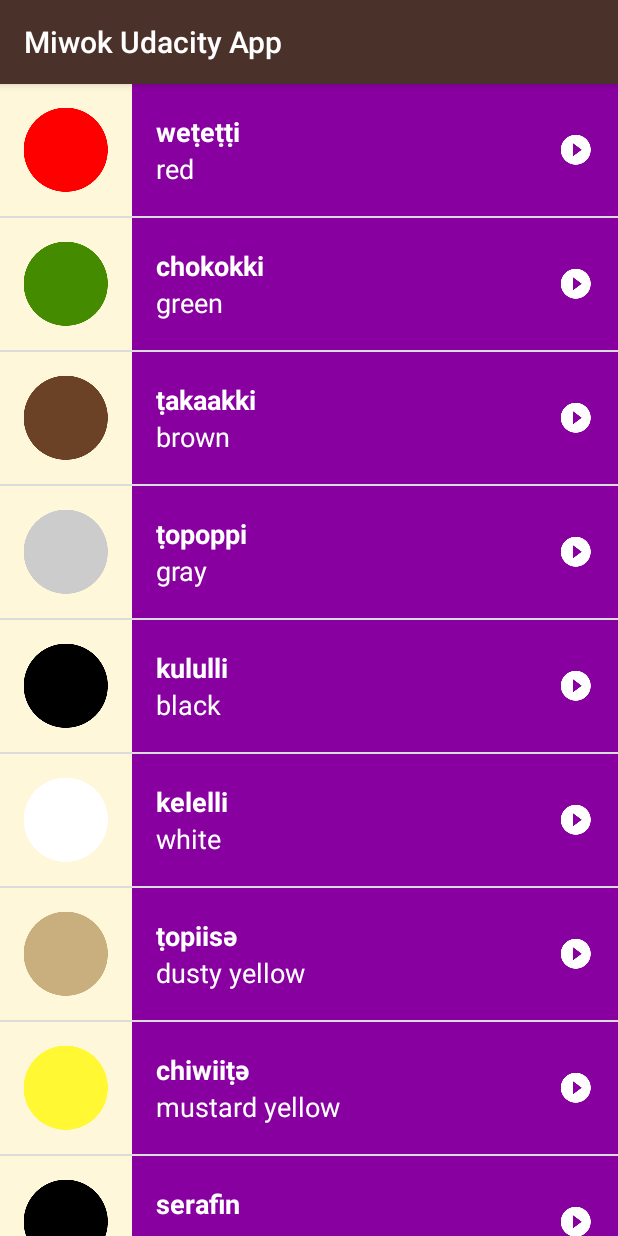
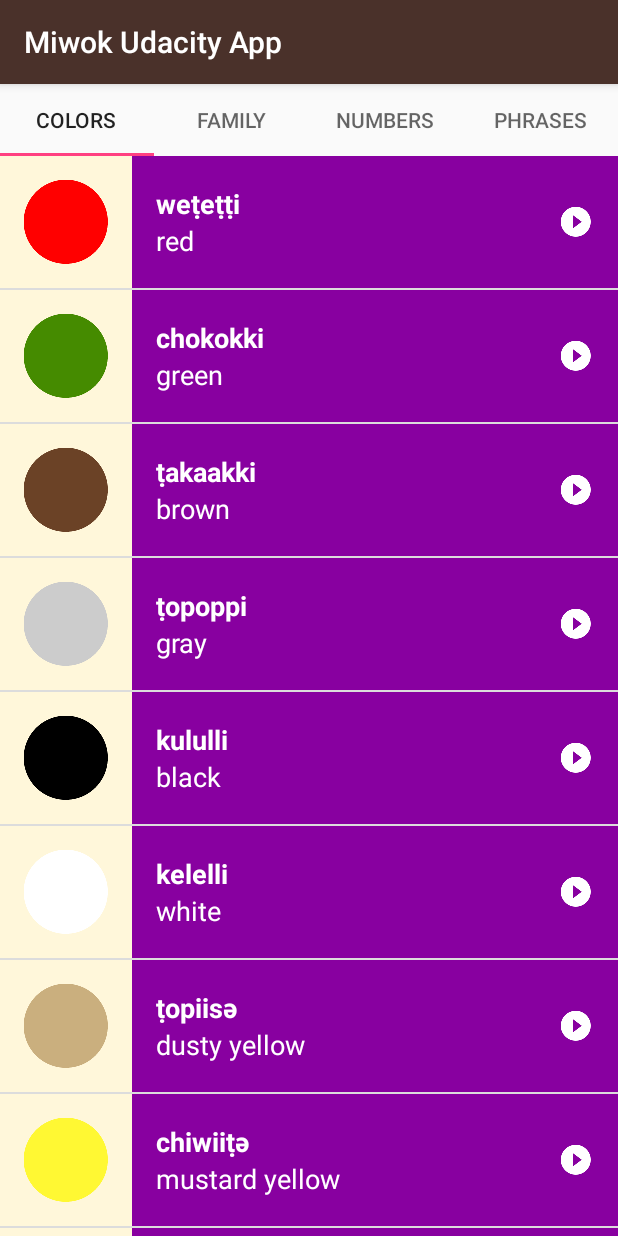
Before and after one commit to ramb0Ram/miwok_udacity_app, an Android app: the screen it shows after launch (MainActivity), on a phone screen of 412 x 824 dp. Run offline under Robolectric (Android 15) with nearby library versions, the light colour scheme and no system bars.

Commit message:
TabLayout implemented

```diff
--- a/app/build.gradle
+++ b/app/build.gradle
@@ -26,5 +26,6 @@
     })
     compile 'com.android.support:appcompat-v7:25.1.0'
     compile 'com.android.support:support-v4:25.1.0'
+    compile 'com.android.support:design:25.1.0'
     testCompile 'junit:junit:4.12'
 }
--- a/app/src/main/java/com/example/goku/miwokudacityapp/MainActivity.java
+++ b/app/src/main/java/com/example/goku/miwokudacityapp/MainActivity.java
@@ -1,6 +1,7 @@
 package com.example.goku.miwokudacityapp;
 
 import android.content.Intent;
+import android.support.design.widget.TabLayout;
 import android.support.v4.app.Fragment;
 import android.support.v4.app.FragmentManager;
 import android.support.v4.app.FragmentPagerAdapter;
@@ -8,6 +9,7 @@
 import android.support.v7.app.AppCompatActivity;
 import android.os.Bundle;
 import android.view.View;
+import android.widget.TableLayout;
 import android.widget.TextView;
 
 import org.w3c.dom.Text;
@@ -24,6 +26,9 @@
         ViewPager viewPager = (ViewPager) findViewById(R.id.vpRoot);
         adapterViewPager = new MyPageAdapter(getSupportFragmentManager());
         viewPager.setAdapter(adapterViewPager);
+
+        TabLayout tabLayout = (TabLayout) findViewById(R.id.sliding_tabs);
+        tabLayout.setupWithViewPager(viewPager);
 
     }
 
--- a/app/src/main/res/layout/activity_main.xml
+++ b/app/src/main/res/layout/activity_main.xml
@@ -1,8 +1,15 @@
 <?xml version="1.0" encoding="utf-8"?>
 <LinearLayout xmlns:android="http://schemas.android.com/apk/res/android"
+    xmlns:app="http://schemas.android.com/apk/res-auto"
     android:layout_height="wrap_content"
     android:layout_width="match_parent"
     android:orientation="vertical">
+
+    <android.support.design.widget.TabLayout
+        android:id="@+id/sliding_tabs"
+        android:layout_width="match_parent"
+        android:layout_height="wrap_content"
+        app:tabMode="fixed" />
 
     <android.support.v4.view.ViewPager
         android:id="@+id/vpRoot"
```
